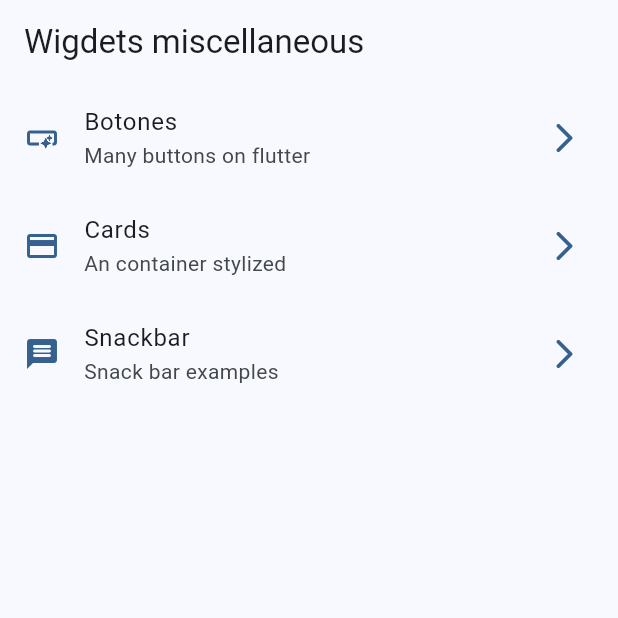
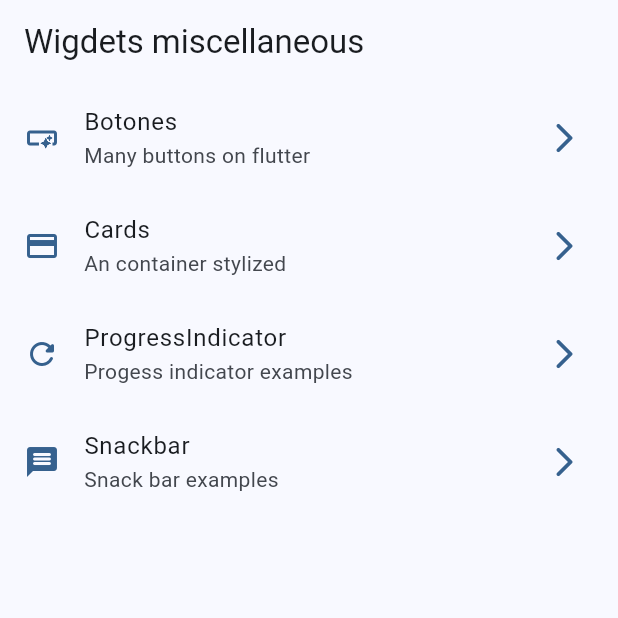
Before and after one commit to alexs/flutter-widgets-practice, a Flutter app: the screen it shows after launch, on a phone screen of 412 x 824 dp, the top half of it. Run offline on Flutter 3.47's test engine with Material 3 defaults, Android fonts, the phone set to English and light mode, and no system bars; our stand-ins replace go_router.

Commit message:
finished progress indicator examples

```diff
--- a/lib/config/menu/menu_item.dart
+++ b/lib/config/menu/menu_item.dart
@@ -28,6 +28,12 @@
     icon: Icons.credit_card
   ),
   MenuItem(
+    title: 'ProgressIndicator',
+    subTitle: 'Progess indicator examples',
+    link: '/progress',
+    icon: Icons.refresh_rounded
+  ),
+  MenuItem(
     title: 'Snackbar',
     subTitle: 'Snack bar examples',
     link: '/snackbar',
--- a/lib/config/router/app_router.dart
+++ b/lib/config/router/app_router.dart
@@ -20,6 +20,11 @@
       name: CardsScreen.name,
       builder: (context, state) => const CardsScreen(),
     ),
+    GoRoute(
+      path: '/progress',
+      name: ProgressScreen.name,
+      builder: (context, state) => const ProgressScreen(),
+    ),
      GoRoute(
       path: '/snackbar',
       name: SnackbarScreen.name,
```
Also changed, not shown: lib/presentation/screens/progress/progress_screen.dart (+57 -1 lines).
